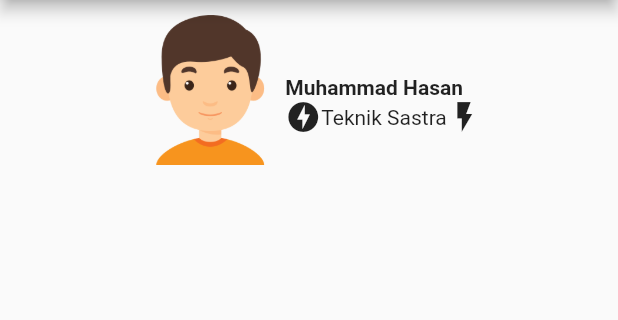
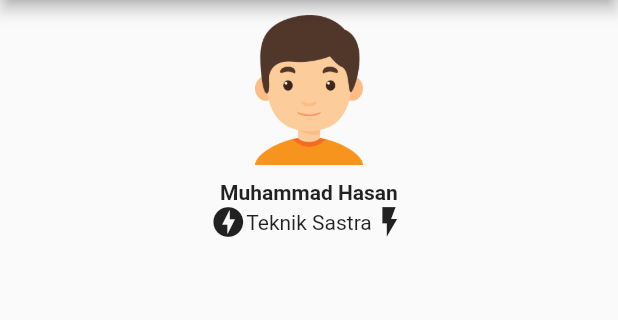
Before and after one commit to sanryuu03/flutter-san-portfolio, a Flutter app: the screen it shows after launch, on a phone screen of 412 x 824 dp, the part 84-404 px from its top. Run offline on Flutter 3.47's test engine with Material 2 defaults, Android fonts, the phone set to English and light mode, and no system bars.

Commit message:
revisi layouts portfolio

```diff
--- a/lib/main.dart
+++ b/lib/main.dart
@@ -29,40 +29,30 @@ class Portfolio extends StatelessWidget {
           title: Text('san portfolio 2022'.capitalizeFirstofEach),
         ),
         body: SafeArea(
-          child:
+          child: Center(
+            child: Column(
+              children: [
+                SizedBox(height: 10),
+                Image.asset(
+                  'images/boy.png',
+                  width: 100,
+                ),
+                SizedBox(height: 10),
+                Text(
+                  'muhammad hasan'.capitalizeFirstofEach,
+                  style: TextStyle(fontWeight: FontWeight.w700),
+                ),
                 Row(
                   mainAxisAlignment: MainAxisAlignment.center,
                   children: [
-              Column(
-                crossAxisAlignment: CrossAxisAlignment.start,
-                children: [
-                  SizedBox(height: 10),
-                  SizedBox(
-                    width: 100,
-                    child: Image.asset('images/boy.png'),
-                  ),
-                ],
-              ),
-              Column(
-                crossAxisAlignment: CrossAxisAlignment.start,
-                children: [
-                  SizedBox(height: 50),
-                  SizedBox(
-                    child: Text(
-                      'muhammad hasan'.capitalizeFirstofEach,
-                    style: TextStyle(fontWeight: FontWeight.w700),
-                    ),
-
-                  ),
-                  Row(children: [
                     Icon(Icons.offline_bolt),
                     Text('teknik sastra'.capitalizeFirstofEach),
                     Icon(Icons.flash_on_sharp),
-                  ],)
                   ],
                 ),
               ],
             ),
+          ),
         ));
   }
 }
```
Lines whose indentation alone changed are shown as unchanged.
